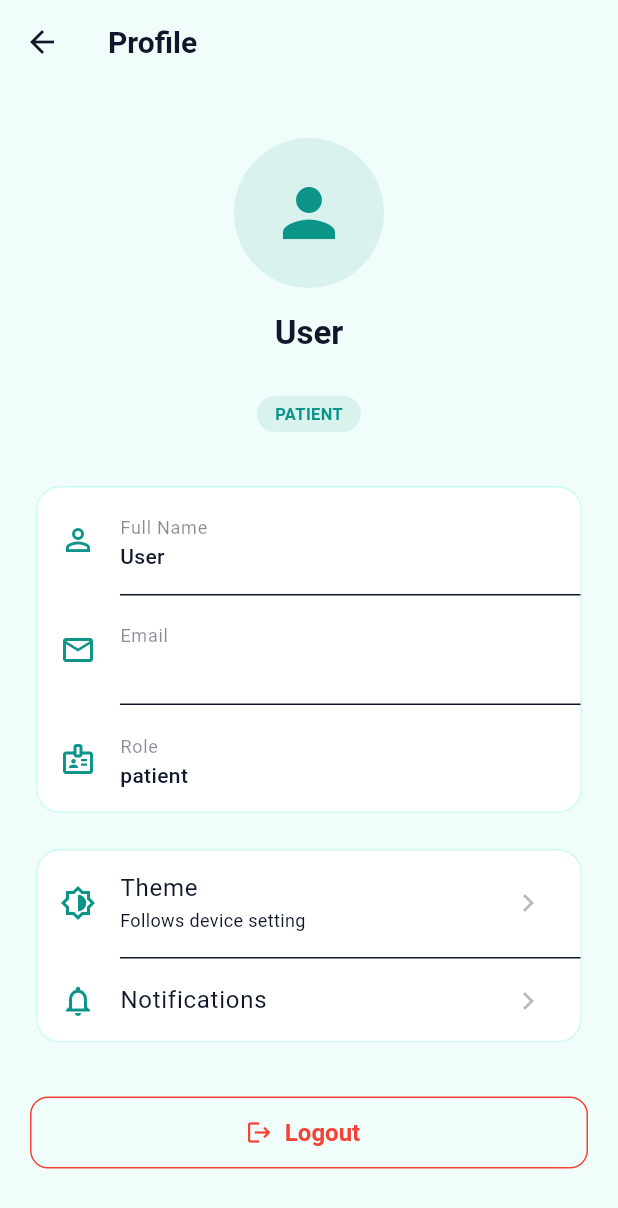
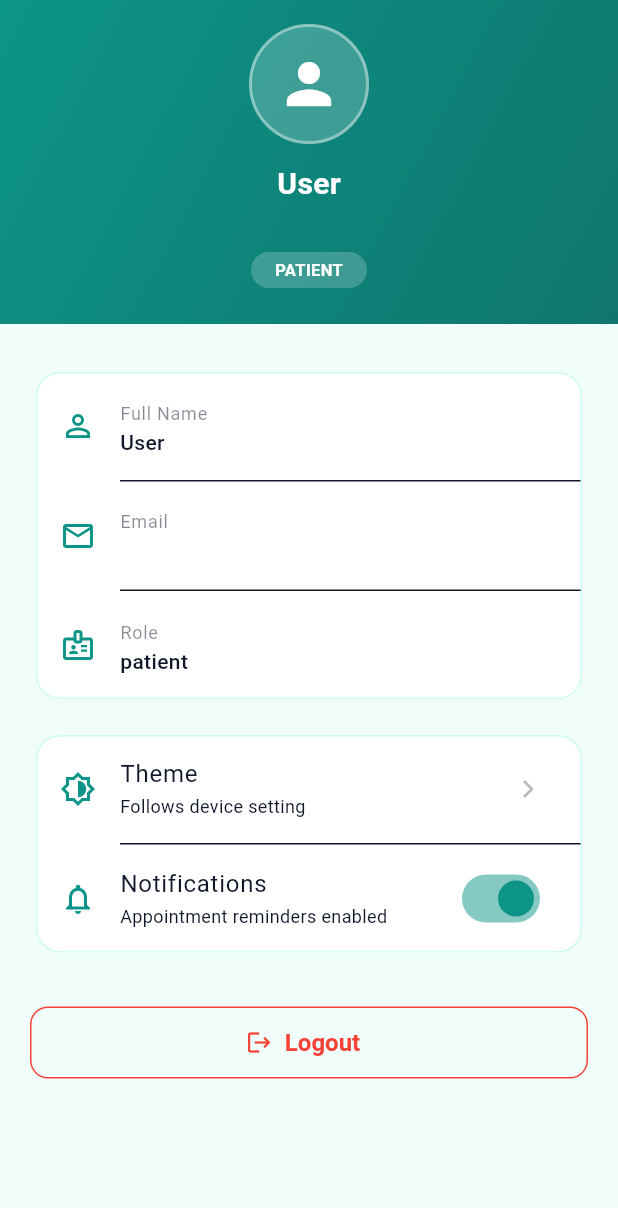
Before and after one commit to minna128/medislot_app, a Flutter app: the ProfileScreen screen opened directly, on a phone screen of 412 x 824 dp. Shown: the top 1208 px of the screen. Run offline on Flutter 3.47's test engine with Material 3 defaults, Android fonts, the phone set to English and light mode, and no system bars; our stand-ins replace cached_network_image, connectivity_plus, flutter_local_notifications, flutter_svg, geolocator, local_auth and 3 more; accounts and stored records are empty; network calls fail; Roboto replaces fonts that are missing (Poppins); project files that could hold a hidden picture were left out.

Commit message:
Fingerprint biometric login, GPS clinic distance and maps, appointment notifications with 30min reminder

```diff
--- a/lib/providers/auth_provider.dart
+++ b/lib/providers/auth_provider.dart
@@ -1,5 +1,6 @@
 import 'package:flutter/material.dart';
 import '../data/services/auth_service.dart';
+import 'package:shared_preferences/shared_preferences.dart';
 
 // Studied topic: State Management with Provider
 // AuthProvider manages authentication state across the entire app
--- a/lib/screens/profile/profile_screen.dart
+++ b/lib/screens/profile/profile_screen.dart
@@ -1,10 +1,44 @@
 import 'package:flutter/material.dart';
 import 'package:provider/provider.dart';
+import 'package:shared_preferences/shared_preferences.dart';
 import '../../providers/auth_provider.dart';
 import '../auth/welcome_screen.dart';
 
-class ProfileScreen extends StatelessWidget {
+class ProfileScreen extends StatefulWidget {
   const ProfileScreen({super.key});
+
+  @override
+  State<ProfileScreen> createState() => _ProfileScreenState();
+}
+
+class _ProfileScreenState extends State<ProfileScreen> {
+  bool _notificationsEnabled = true;
+
+  @override
+  void initState() {
+    super.initState();
+    _loadNotificationSetting();
+  }
+
+  Future<void> _loadNotificationSetting() async {
+    final prefs = await SharedPreferences.getInstance();
+    setState(() {
+      _notificationsEnabled = prefs.getBool('notifications_enabled') ?? true;
+    });
+  }
+
+  Future<void> _toggleNotifications(bool value) async {
+    final prefs = await SharedPreferences.getInstance();
+    await prefs.setBool('notifications_enabled', value);
+    setState(() => _notificationsEnabled = value);
+    if (mounted) {
+      ScaffoldMessenger.of(context).showSnackBar(
+        SnackBar(content: Text(value
+            ? 'Notifications enabled'
+            : 'Notifications disabled')),
+      );
+    }
+  }
 
   @override
   Widget build(BuildContext context) {
@@ -12,44 +46,66 @@ class ProfileScreen extends StatelessWidget {
     final auth = context.watch<AuthProvider>();
 
     return Scaffold(
-      appBar: AppBar(
-          title: const Text('Profile',
-              style: TextStyle(fontFamily: 'Poppins', fontWeight: FontWeight.bold))),
-      body: SingleChildScrollView(
+      backgroundColor: cs.background,
+      body: Column(
+        children: [
+          // Teal gradient header
+          Container(
+            width: double.infinity,
+            padding: EdgeInsets.fromLTRB(
+                20, MediaQuery.of(context).padding.top + 16, 20, 24),
+            decoration: const BoxDecoration(
+              gradient: LinearGradient(
+                colors: [Color(0xFF0D9488), Color(0xFF0F766E)],
+                begin: Alignment.topLeft,
+                end: Alignment.bottomRight,
+              ),
+            ),
+            child: Column(
+              children: [
+                Container(
+                  width: 80, height: 80,
+                  decoration: BoxDecoration(
+                      color: Colors.white.withOpacity(0.2),
+                      shape: BoxShape.circle,
+                      border: Border.all(
+                          color: Colors.white.withOpacity(0.4), width: 2)),
+                  child: const Icon(Icons.person, size: 44, color: Colors.white),
+                ),
+                const SizedBox(height: 12),
+                Text(auth.userName,
+                    style: const TextStyle(fontFamily: 'Poppins',
+                        fontSize: 20, fontWeight: FontWeight.bold,
+                        color: Colors.white)),
+                const SizedBox(height: 4),
+                Text(auth.userEmail,
+                    style: const TextStyle(fontFamily: 'Poppins',
+                        fontSize: 13, color: Colors.white70)),
+                const SizedBox(height: 8),
+                Container(
+                  padding: const EdgeInsets.symmetric(
+                      horizontal: 16, vertical: 4),
+                  decoration: BoxDecoration(
+                      color: Colors.white.withOpacity(0.2),
+                      borderRadius: BorderRadius.circular(20)),
+                  child: Text(auth.userRole.toUpperCase(),
+                      style: const TextStyle(fontFamily: 'Poppins',
+                          fontSize: 11, fontWeight: FontWeight.w600,
+                          color: Colors.white)),
+                ),
+              ],
+            ),
+          ),
+
+          // Body
+          Expanded(
+            child: SingleChildScrollView(
               padding: const EdgeInsets.all(20),
               child: Column(
                 children: [
-            const SizedBox(height: 16),
+                  const SizedBox(height: 8),
 
-            Container(
-                width: 100, height: 100,
-                decoration: BoxDecoration(
-                    color: cs.primary.withOpacity(0.1),
-                    shape: BoxShape.circle),
-                child: Icon(Icons.person, size: 52, color: cs.primary)),
-            const SizedBox(height: 16),
-
-            Text(auth.userName,
-                style: Theme.of(context).textTheme.titleLarge
-                    ?.copyWith(fontWeight: FontWeight.bold, fontFamily: 'Poppins')),
-            const SizedBox(height: 4),
-            Text(auth.userEmail,
-                style: TextStyle(fontFamily: 'Poppins',
-                    color: cs.onSurface.withOpacity(0.5))),
-            const SizedBox(height: 4),
-            Container(
-              padding: const EdgeInsets.symmetric(horizontal: 12, vertical: 4),
-              decoration: BoxDecoration(
-                  color: cs.primary.withOpacity(0.1),
-                  borderRadius: BorderRadius.circular(20)),
-              child: Text(auth.userRole.toUpperCase(),
-                  style: TextStyle(fontFamily: 'Poppins',
-                      fontSize: 11, fontWeight: FontWeight.w600,
-                      color: cs.primary)),
-            ),
-
-            const SizedBox(height: 32),
-
+                  // Info card
                   Card(
                     child: Column(children: [
                       _ProfileTile(icon: Icons.person_outline,
@@ -65,23 +121,40 @@ class ProfileScreen extends StatelessWidget {
 
                   const SizedBox(height: 16),
 
+                  // Settings card
                   Card(
                     child: Column(children: [
                       ListTile(
-                    leading: Icon(Icons.brightness_6_outlined, color: cs.primary),
+                          leading: Icon(Icons.brightness_6_outlined,
+                              color: cs.primary),
                           title: const Text('Theme',
                               style: TextStyle(fontFamily: 'Poppins')),
                           subtitle: const Text('Follows device setting',
-                        style: TextStyle(fontFamily: 'Poppins', fontSize: 12)),
+                              style: TextStyle(
+                                  fontFamily: 'Poppins', fontSize: 12)),
                           trailing: Icon(Icons.chevron_right,
-                        color: cs.onSurface.withOpacity(0.3))),
+                              color: cs.onSurface.withOpacity(0.3)),
+                          onTap: () {
+                            ScaffoldMessenger.of(context).showSnackBar(
+                                const SnackBar(content: Text(
+                                    'Theme follows your device light/dark mode setting')));
+                          }),
                       const Divider(height: 1, indent: 56),
-                ListTile(
-                    leading: Icon(Icons.notifications_outlined, color: cs.primary),
+                      SwitchListTile(
+                        secondary: Icon(Icons.notifications_outlined,
+                            color: cs.primary),
                         title: const Text('Notifications',
                             style: TextStyle(fontFamily: 'Poppins')),
-                    trailing: Icon(Icons.chevron_right,
-                        color: cs.onSurface.withOpacity(0.3))),
+                        subtitle: Text(
+                            _notificationsEnabled
+                                ? 'Appointment reminders enabled'
+                                : 'Notifications disabled',
+                            style: const TextStyle(
+                                fontFamily: 'Poppins', fontSize: 12)),
+                        value: _notificationsEnabled,
+                        activeColor: cs.primary,
+                        onChanged: _toggleNotifications,
+                      ),
                     ]),
                   ),
 
@@ -93,7 +166,8 @@ class ProfileScreen extends StatelessWidget {
                       if (!context.mounted) return;
                       Navigator.pushAndRemoveUntil(
                           context,
-                    MaterialPageRoute(builder: (_) => const WelcomeScreen()),
+                          MaterialPageRoute(
+                              builder: (_) => const WelcomeScreen()),
                               (route) => false);
                     },
                     icon: const Icon(Icons.logout),
@@ -106,8 +180,12 @@ class ProfileScreen extends StatelessWidget {
                         shape: RoundedRectangleBorder(
                             borderRadius: BorderRadius.circular(12))),
                   ),
+                  const SizedBox(height: 20),
                 ],
               ),
+            ),
+          ),
+        ],
       ),
     );
   }
--- a/pubspec.yaml
+++ b/pubspec.yaml
@@ -12,6 +12,7 @@ dependencies:
   # Sensors
   local_auth: ^2.1.8
   flutter_local_notifications: ^17.2.2
+  timezone: ^0.9.4
 
   # Data / Storage
   shared_preferences: ^2.2.3
```
Also changed, not shown: lib/data/services/auth_service.dart (+10 -0 lines), lib/data/services/notification_service.dart (added, +119 -0 lines), lib/main.dart (+30 -3 lines), lib/screens/booking/booking_screen.dart (+9 -0 lines), lib/screens/doctors/doctors_screen.dart (+28 -1 lines), pubspec.lock. Lines whose indentation alone changed are shown as unchanged.
